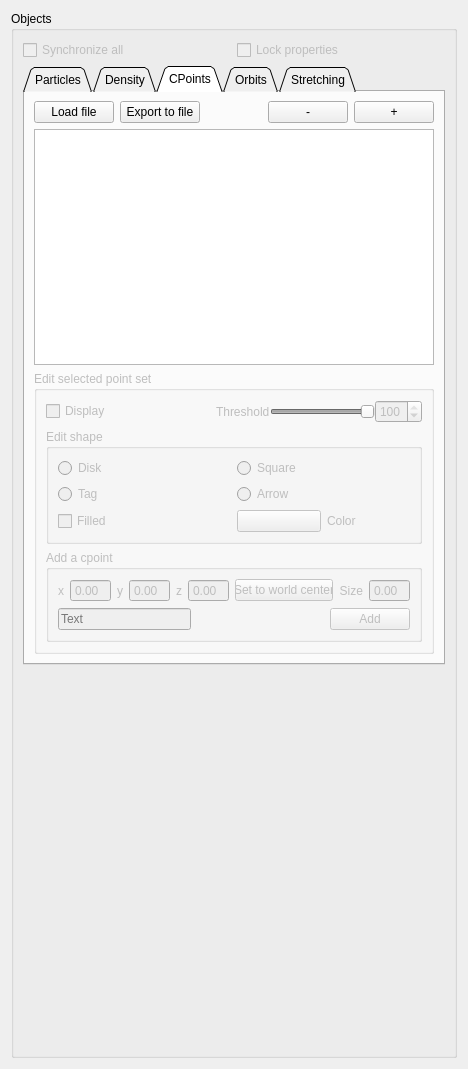
The window that src/formobjectcontrol.ui (jcldc/glnemo2) describes before a commit, drawn with Qt 5.
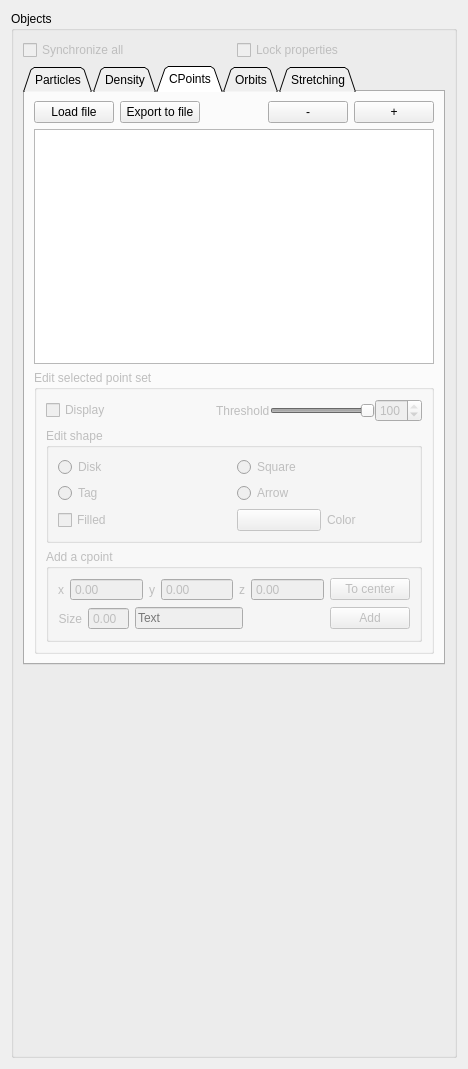
The same window after the commit. Icons and pictures are not drawn.

Commit message: Add "set to center" button to add cpoint menu

```diff
--- a/src/formobjectcontrol.ui
+++ b/src/formobjectcontrol.ui
@@ -1254,6 +1254,12 @@
                     <property name="buttonSymbols">
                      <enum>QAbstractSpinBox::NoButtons</enum>
                     </property>
+                    <property name="minimum">
+                     <double>-100000000000000096986267123712.000000000000000</double>
+                    </property>
+                    <property name="maximum">
+                     <double>9999999999999999583119736832.000000000000000</double>
+                    </property>
                    </widget>
                   </item>
                   <item>
@@ -1277,6 +1283,12 @@
                     <property name="buttonSymbols">
                      <enum>QAbstractSpinBox::NoButtons</enum>
                     </property>
+                    <property name="minimum">
+                     <double>-100000000000000096986267123712.000000000000000</double>
+                    </property>
+                    <property name="maximum">
+                     <double>9999999999999999583119736832.000000000000000</double>
+                    </property>
                    </widget>
                   </item>
                   <item>
@@ -1300,35 +1312,18 @@
                     <property name="buttonSymbols">
                      <enum>QAbstractSpinBox::NoButtons</enum>
                     </property>
+                    <property name="minimum">
+                     <double>-100000000000000096986267123712.000000000000000</double>
+                    </property>
+                    <property name="maximum">
+                     <double>9999999999999999583119736832.000000000000000</double>
+                    </property>
                    </widget>
                   </item>
                   <item>
                    <widget class="QPushButton" name="add_cpoint_center_coord_btn">
                     <property name="text">
-                     <string>Set to world center</string>
-                    </property>
-                   </widget>
-                  </item>
-                  <item>
-                   <widget class="QLabel" name="label_12">
-                    <property name="sizePolicy">
-                     <sizepolicy hsizetype="Maximum" vsizetype="Preferred">
-                      <horstretch>0</horstretch>
-                      <verstretch>0</verstretch>
-                     </sizepolicy>
-                    </property>
-                    <property name="text">
-                     <string>Size</string>
-                    </property>
-                    <property name="alignment">
-                     <set>Qt::AlignRight|Qt::AlignTrailing|Qt::AlignVCenter</set>
-                    </property>
-                   </widget>
-                  </item>
-                  <item>
-                   <widget class="QDoubleSpinBox" name="add_cpoint_coords_size">
-                    <property name="buttonSymbols">
-                     <enum>QAbstractSpinBox::NoButtons</enum>
+                     <string>To center</string>
                     </property>
                    </widget>
                   </item>
@@ -1339,6 +1334,29 @@
                   <property name="bottomMargin">
                    <number>0</number>
                   </property>
+                  <item>
+                   <widget class="QLabel" name="label_12">
+                    <property name="sizePolicy">
+                     <sizepolicy hsizetype="Maximum" vsizetype="Preferred">
+                      <horstretch>0</horstretch>
+                      <verstretch>0</verstretch>
+                     </sizepolicy>
+                    </property>
+                    <property name="text">
+                     <string>Size</string>
+                    </property>
+                    <property name="alignment">
+                     <set>Qt::AlignRight|Qt::AlignTrailing|Qt::AlignVCenter</set>
+                    </property>
+                   </widget>
+                  </item>
+                  <item>
+                   <widget class="QDoubleSpinBox" name="add_cpoint_coords_size">
+                    <property name="buttonSymbols">
+                     <enum>QAbstractSpinBox::NoButtons</enum>
+                    </property>
+                   </widget>
+                  </item>
                   <item>
                    <widget class="QLineEdit" name="add_cpoint_text">
                     <property name="enabled">
```
The commit also changes 3 other files.
